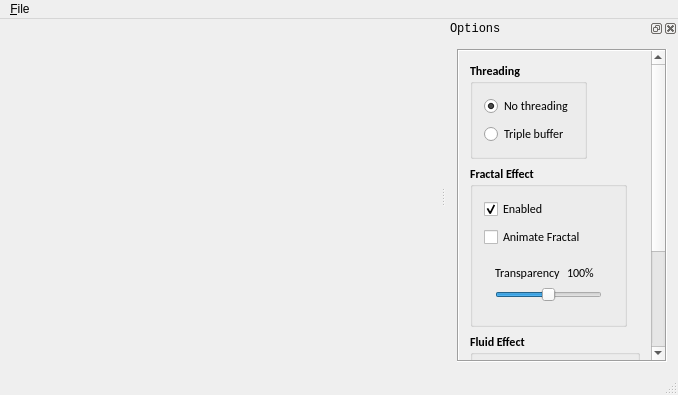
Qt form Source/MainWindow.ui (cycheng/ThreadedMoviePlayback) before a commit.
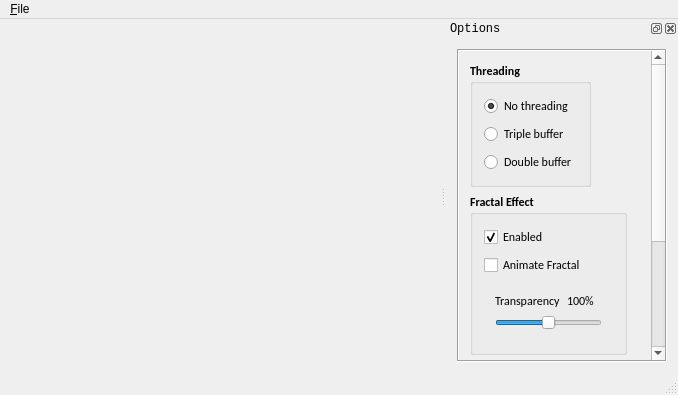
The same form after that commit. Custom widgets are drawn as their Qt base class.

Commit message: Implement Double Buffer (HARD to integrate correctly with original code @@||, I debug 1 day)

```diff
--- a/Source/MainWindow.ui
+++ b/Source/MainWindow.ui
@@ -95,9 +95,9 @@
         <property name="geometry">
          <rect>
           <x>0</x>
-          <y>-175</y>
+          <y>0</y>
           <width>192</width>
-          <height>469</height>
+          <height>498</height>
          </rect>
         </property>
         <layout class="QVBoxLayout" name="verticalLayout_3">
@@ -153,6 +153,19 @@
               </property>
              </widget>
             </item>
+            <item>
+             <widget class="QRadioButton" name="doubleBuffer">
+              <property name="font">
+               <font>
+                <weight>50</weight>
+                <bold>false</bold>
+               </font>
+              </property>
+              <property name="text">
+               <string>Double buffer</string>
+              </property>
+             </widget>
+            </item>
            </layout>
           </widget>
          </item>
```
The commit also changes 8 other files.
